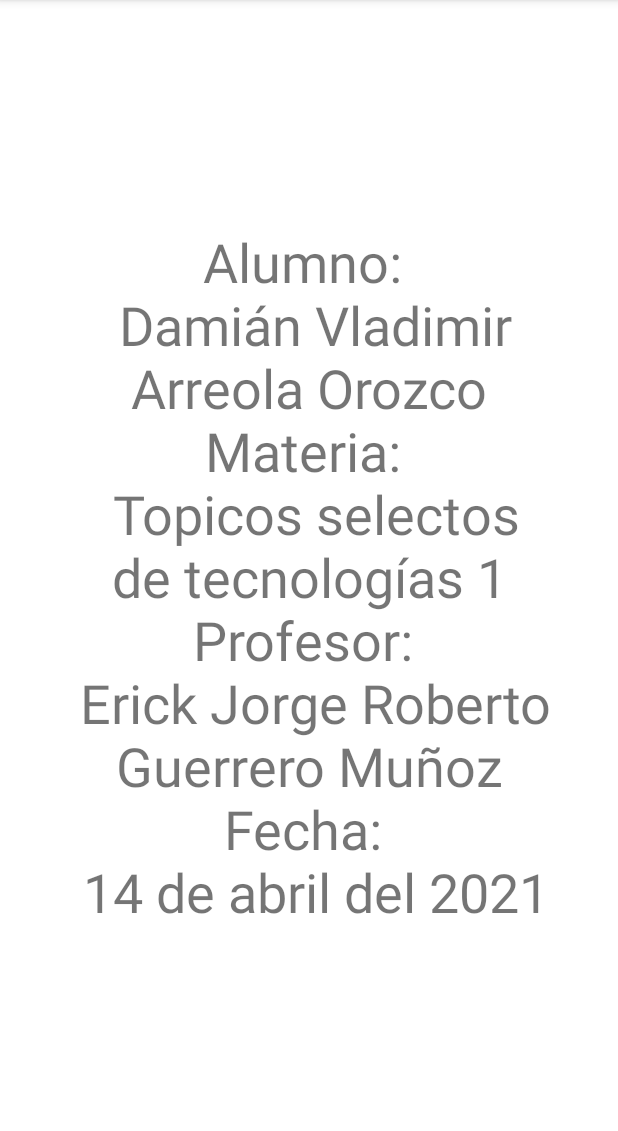
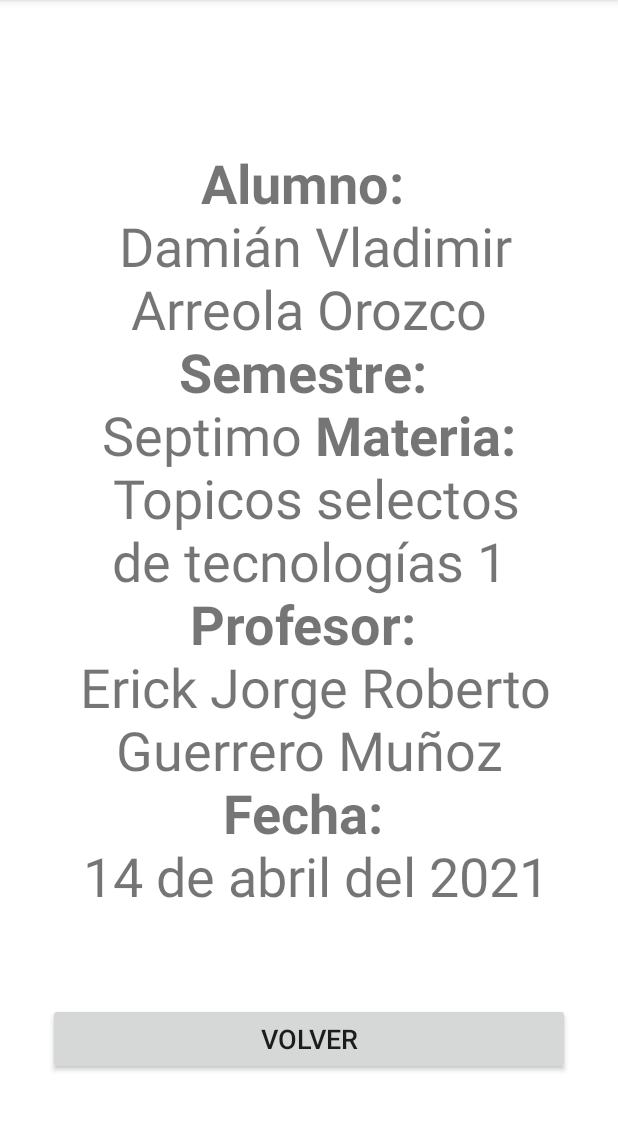
Before and after one commit to Vladimir-Arreola/PrimeraApp, an Android app: the TerceraActivity screen opened directly, with no data from a screen before it, on a phone screen of 412 x 824 dp, the part 84-1215 px from its top. Run offline under Robolectric (Android 15) with nearby library versions, the phone set to English and light mode, and no system bars.

Commit message:
Agregados los botones para volver a primer activity

```diff
--- a/app/src/main/java/com/vladimirarreola/primeraapp/TerceraActivity.kt
+++ b/app/src/main/java/com/vladimirarreola/primeraapp/TerceraActivity.kt
@@ -1,11 +1,21 @@
 package com.vladimirarreola.primeraapp
 
+import android.content.Intent
+import android.os.Bundle
+import android.widget.Button
 import androidx.appcompat.app.AppCompatActivity
-import android.os.Bundle
 
 class TerceraActivity : AppCompatActivity() {
+    lateinit var btnVolver: Button
     override fun onCreate(savedInstanceState: Bundle?) {
         super.onCreate(savedInstanceState)
         setContentView(R.layout.activity_tercera)
+
+        btnVolver = findViewById(R.id.atrasCredits)
+
+        btnVolver.setOnClickListener{
+            val miIntent = Intent(this, MainActivity::class.java)
+            startActivity(miIntent)
+        }
     }
 }
--- a/app/src/main/res/layout/activity_tercera.xml
+++ b/app/src/main/res/layout/activity_tercera.xml
@@ -21,6 +21,25 @@
         android:textSize="36sp"
         app:layout_constraintBottom_toBottomOf="parent"
         app:layout_constraintEnd_toEndOf="parent"
+        app:layout_constraintHorizontal_bias="1.0"
         app:layout_constraintStart_toStartOf="parent"
-        app:layout_constraintTop_toTopOf="parent" />
+        app:layout_constraintTop_toTopOf="parent"
+        app:layout_constraintVertical_bias="1.0" />
+
+    <Button
+        android:id="@+id/atrasCredits"
+        android:layout_width="0dp"
+        android:layout_height="wrap_content"
+        android:layout_marginStart="32dp"
+        android:layout_marginTop="30dp"
+        android:layout_marginEnd="32dp"
+        android:layout_marginBottom="51dp"
+        android:text="@string/atras"
+        android:textSize="18sp"
+        app:layout_constraintBottom_toBottomOf="parent"
+        app:layout_constraintEnd_toEndOf="parent"
+        app:layout_constraintHorizontal_bias="1.0"
+        app:layout_constraintStart_toStartOf="parent"
+        app:layout_constraintTop_toBottomOf="@+id/credits"
+        app:layout_constraintVertical_bias="1.0" />
 </androidx.constraintlayout.widget.ConstraintLayout>
--- a/app/src/main/res/values/strings.xml
+++ b/app/src/main/res/values/strings.xml
@@ -4,9 +4,11 @@
     <string name="boton2">Ir a tercera actividad</string>
     <string name="increment_btn">+</string>
     <string name="decrement_btn">-</string>
+    <string name="atras">Volver</string>
     <string name="credit_btn">Creditos</string>
-    <string name="alumno_n_goku">Alumno: \n Damián Vladimir Arreola Orozco
-                                 Materia: \n Topicos selectos de tecnologías 1
-                                 Profesor: \n Erick Jorge Roberto Guerrero Muñoz
-                                 Fecha: \n 14 de abril del 2021</string>
+    <string name="alumno_n_goku"><b>Alumno:</b> \n Damián Vladimir Arreola Orozco
+                                 <b>Semestre:</b> \n Septimo
+                                 <b>Materia:</b> \n Topicos selectos de tecnologías 1
+                                 <b>Profesor:</b> \n Erick Jorge Roberto Guerrero Muñoz
+                                 <b>Fecha:</b> \n 14 de abril del 2021</string>
 </resources>
```
Also changed, not shown: app/src/main/java/com/vladimirarreola/primeraapp/SegundaActivity.kt (+12 -4 lines), app/src/main/res/layout/activity_segunda.xml (+15 -0 lines).
